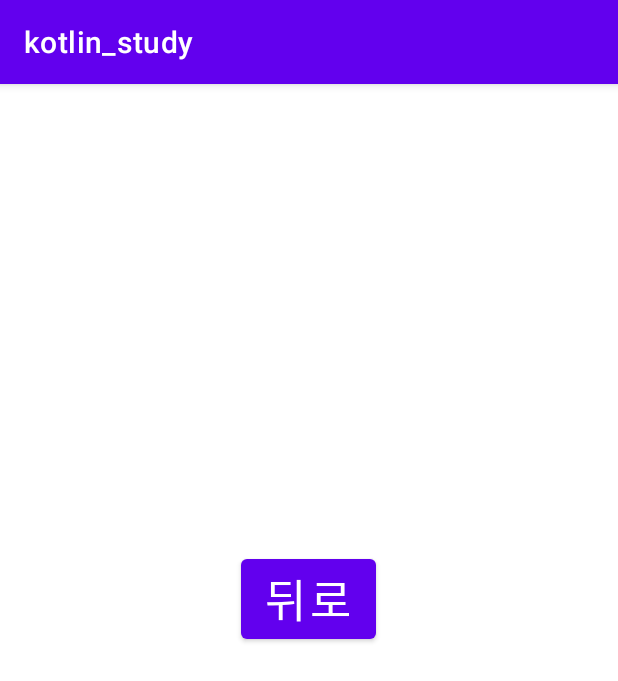
After one commit to LimKiWoong/kotlin_study, an Android app: the ListViewDetailActivity screen opened directly, with no data from a screen before it, on a phone screen of 412 x 824 dp. The commit adds this screen. Shown: the top 681 px of the screen. Run offline under Robolectric (Android 15) with nearby library versions, the phone set to English and light mode, and no system bars.

Commit message:
ListView

```diff
--- a/app/src/main/AndroidManifest.xml
+++ b/app/src/main/AndroidManifest.xml
@@ -9,6 +9,9 @@
         android:roundIcon="@mipmap/ic_launcher_round"
         android:supportsRtl="true"
         android:theme="@style/Theme.Kotlin_study">
+        <activity
+            android:name=".ListViewDetailActivity"
+            android:exported="false" />
         <activity
             android:name=".ListViewActivity"
             android:exported="true">
--- /dev/null
+++ b/app/src/main/java/com/example/kotlin_study/ListViewDetailActivity.kt
@@ -0,0 +1,28 @@
+package com.example.kotlin_study
+
+import androidx.appcompat.app.AppCompatActivity
+import android.os.Bundle
+import android.widget.Button
+import android.widget.TextView
+
+class ListViewDetailActivity : AppCompatActivity() {
+    override fun onCreate(savedInstanceState: Bundle?) {
+        super.onCreate(savedInstanceState)
+        setContentView(R.layout.activity_list_view_detail)
+
+        val name = intent.getStringExtra("name")
+        val number = intent.getStringExtra("number")
+
+        val detailname = findViewById<TextView>(R.id.listnamedetail)
+        val detailnumber = findViewById<TextView>(R.id.listnumberdetail)
+        val backbutton = findViewById<Button>(R.id.listback)
+
+        detailname.setText(name)
+        detailnumber.setText(number)
+        backbutton.setOnClickListener {
+            onBackPressed()
+        }
+
+
+    }
+}
--- a/app/src/main/res/layout/activity_list_view.xml
+++ b/app/src/main/res/layout/activity_list_view.xml
@@ -10,6 +10,9 @@
     <ListView
         android:id="@+id/listview"
         android:layout_width="match_parent"
-        android:layout_height="match_parent"/>
+        android:layout_height="match_parent"
+        android:dividerHeight="10dp"
+        android:divider="@null"/>
+
 
 </LinearLayout>
--- /dev/null
+++ b/app/src/main/res/layout/activity_list_view_detail.xml
@@ -0,0 +1,30 @@
+<?xml version="1.0" encoding="utf-8"?>
+<LinearLayout xmlns:android="http://schemas.android.com/apk/res/android"
+    xmlns:app="http://schemas.android.com/apk/res-auto"
+    xmlns:tools="http://schemas.android.com/tools"
+    android:layout_width="match_parent"
+    android:layout_height="match_parent"
+    tools:context=".ListViewDetailActivity"
+    android:orientation="vertical"
+    android:gravity="center">
+
+    <Button
+        android:id="@+id/listback"
+        android:layout_width="wrap_content"
+        android:layout_height="wrap_content"
+        android:text="뒤로"
+        android:textSize="30dp"/>
+    <TextView
+        android:id="@+id/listnamedetail"
+        android:layout_width="wrap_content"
+        android:layout_height="wrap_content"
+        android:text="1234"
+        android:textSize="30dp"/>
+    <TextView
+        android:id="@+id/listnumberdetail"
+        android:layout_width="wrap_content"
+        android:layout_height="wrap_content"
+        android:text="4567"
+        android:textSize="30dp"/>
+
+</LinearLayout>
```
Also changed, not shown: app/src/main/java/com/example/kotlin_study/ListViewActivity.kt (+54 -10 lines).
